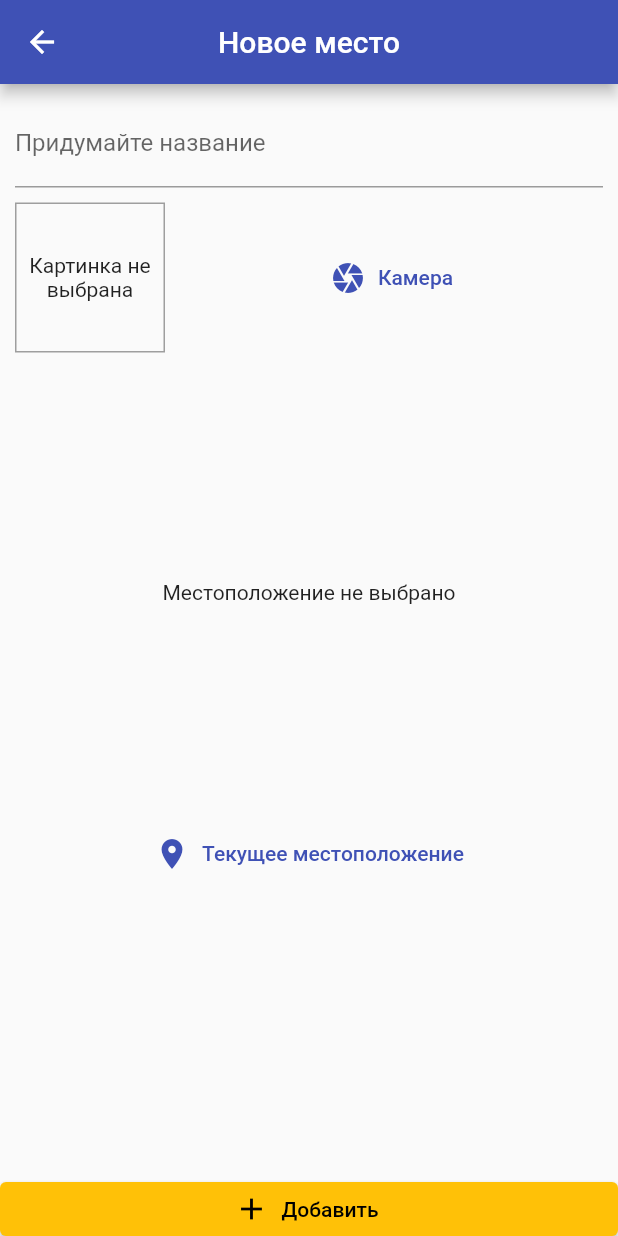
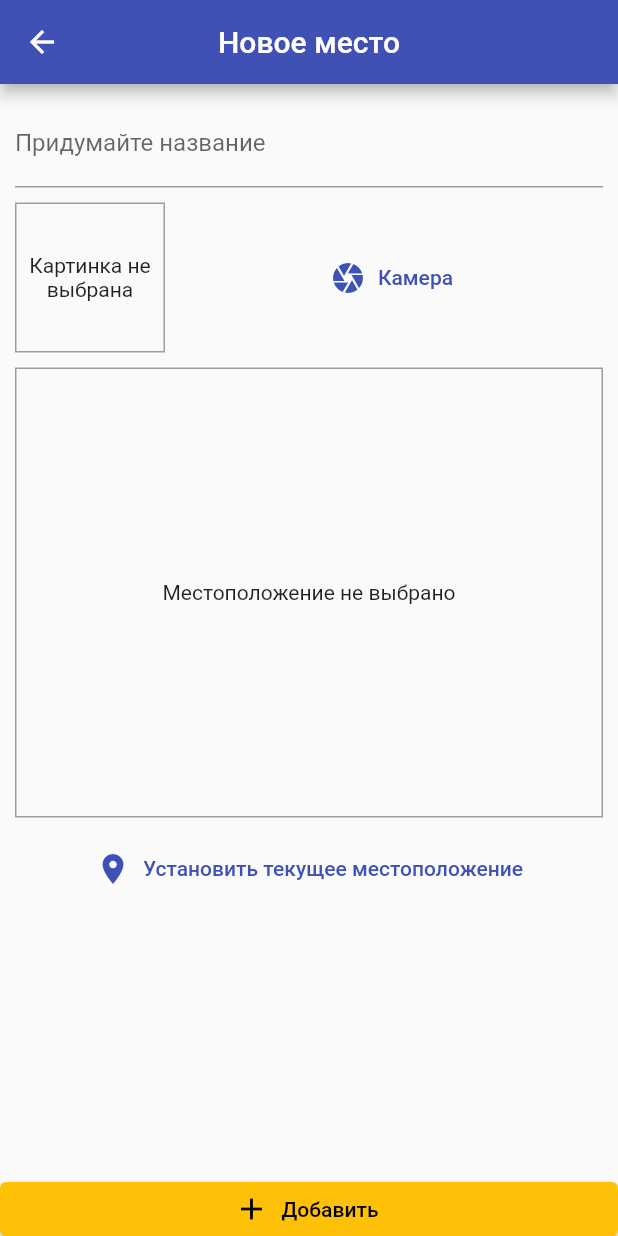
Before and after one commit to Puzikovsa/my_memorable_places, a Flutter app: the AddedPlacePage screen opened by its route, on a phone screen of 412 x 824 dp. Run offline on Flutter 3.47's test engine with Material 2 defaults, Android fonts, the phone set to English and light mode, and no system bars; our stand-ins replace hive_flutter, image_picker, location; accounts and stored records are empty; generated files the repository leaves out were written again.

Commit message:
added class location_helper.dart

```diff
--- a/lib/widgets/location_input.dart
+++ b/lib/widgets/location_input.dart
@@ -1,4 +1,5 @@
 import 'package:flutter/material.dart';
+import 'package:location/location.dart';
 
 class LocationInput extends StatefulWidget {
   const LocationInput({super.key});
@@ -10,6 +11,10 @@ class LocationInput extends StatefulWidget {
 class _LocationInputState extends State<LocationInput> {
   String? _previewImageUrl;
 
+  Future<void> _getUserLocation()async {
+    final locationData = await Location().getLocation();
+  }
+
   @override
   Widget build(BuildContext context) {
     return Column(
@@ -18,6 +23,12 @@ class _LocationInputState extends State<LocationInput> {
           height: 300,
           width: double.infinity,
           alignment: Alignment.center,
+          decoration: BoxDecoration(
+            border: Border.all(
+              width: 1,
+              color: Colors.grey,
+            )
+          ),
           child: _previewImageUrl == null
               ? const Text('Местоположение не выбрано')
               : Image.network(
@@ -26,13 +37,15 @@ class _LocationInputState extends State<LocationInput> {
                   width: double.infinity,
                 ),
         ),
-        Expanded(
-          child: TextButton.icon(
-            onPressed: () {},
-            icon: const Icon(Icons.location_on),
-            label: const Text(
-              'Текущее местоположение',
-            ),
+        const SizedBox(
+          height: 10,
+        ),
+        TextButton.icon(
+          onPressed: _getUserLocation,
+          icon: const Icon(Icons.location_on),
+          label: const Text(
+            'Установить текущее местоположение',
+            textAlign: TextAlign.center,
           ),
         ),
       ],
```
Also changed, not shown: lib/core/location_helper.dart (added, +8 -0 lines), 1 other file.
